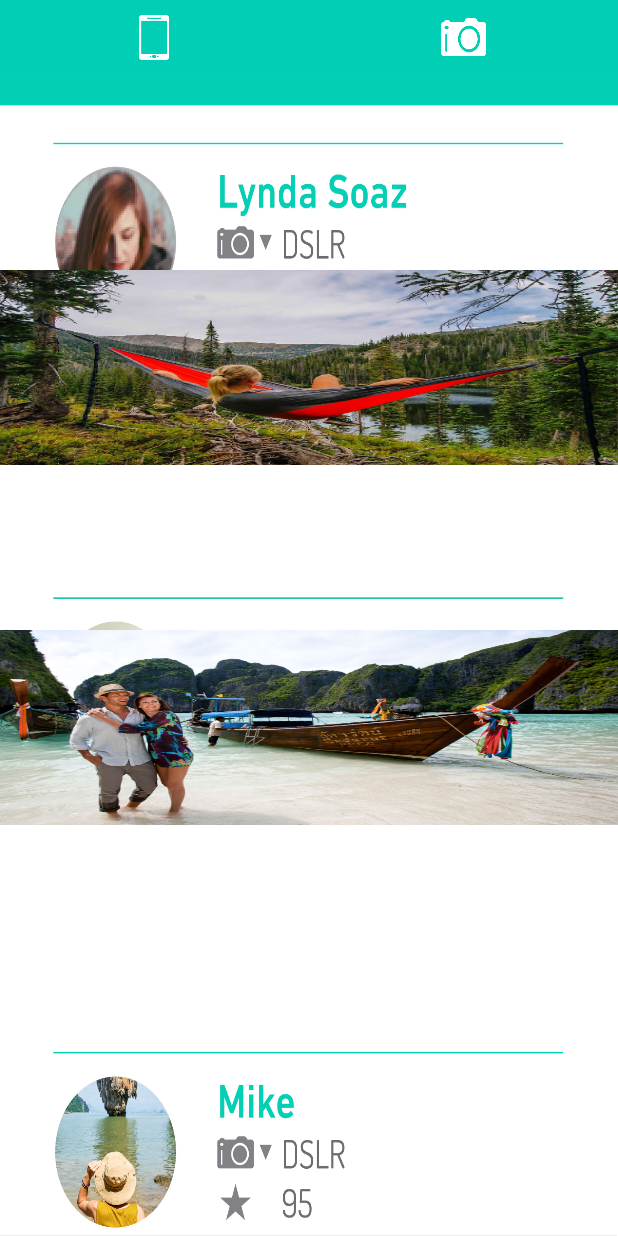
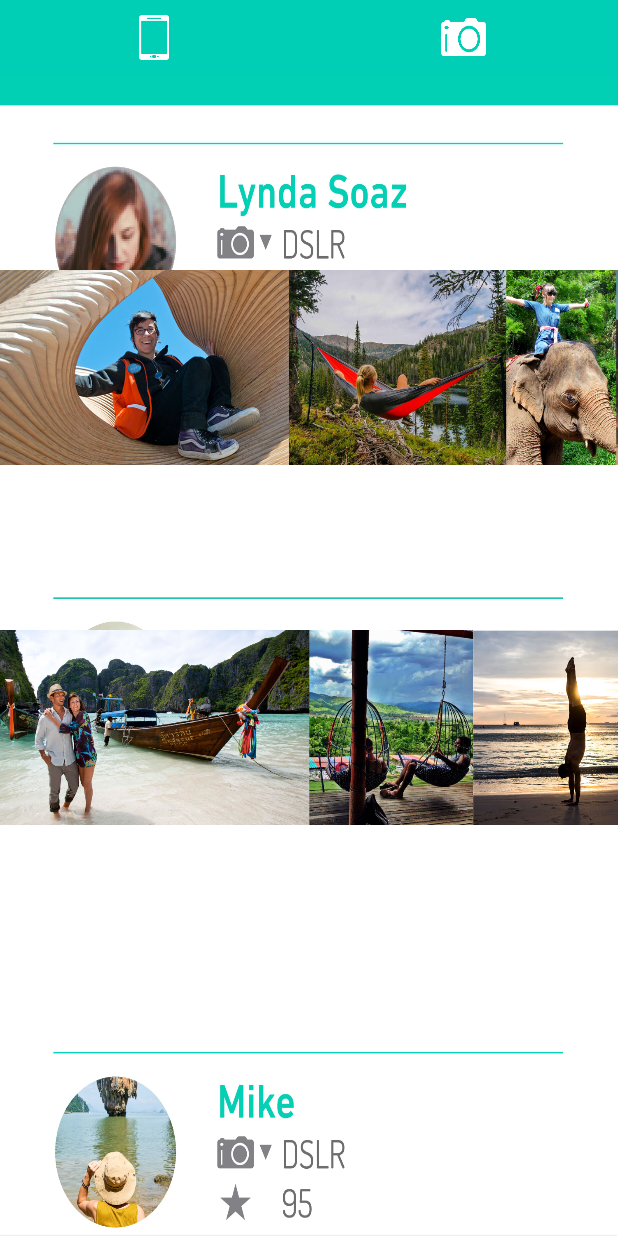
Before and after one commit to Curookie/startupwe-piccle, an Android app: the screen it shows after launch (ShowGiverListActivity), on a phone screen of 412 x 824 dp. Run offline under Robolectric (Android 15) with nearby library versions, the phone set to English and light mode, and no system bars.

Commit message:
Take Giver 선택 액티비티 수정

```diff
--- a/app/src/main/res/layout/activity_show_giver_list.xml
+++ b/app/src/main/res/layout/activity_show_giver_list.xml
@@ -46,14 +46,14 @@
     </LinearLayout>
 
     <ImageView
-        android:background="@mipmap/img_frag1"
+        android:background="@mipmap/firstimg1"
         android:layout_width="match_parent"
         android:layout_marginBottom="110dp"
         android:layout_marginTop="110dp"
         android:layout_height="130dp" />
 
     <ImageView
-        android:background="@mipmap/img_frag2"
+        android:background="@mipmap/secondimgs"
         android:layout_width="wrap_content"
         android:layout_height="130dp" />
 
```
Also changed, not shown: app/src/main/res/drawable/img_main01.png (deleted), app/src/main/res/drawable/img_main02.jpg (deleted), app/src/main/res/drawable/img_main04.jpg (deleted), app/src/main/res/drawable/img_main06.jpg (deleted), app/src/main/res/mipmap-xxhdpi/firstimg1.jpg (added), app/src/main/res/mipmap-xxhdpi/secondimgs.jpg (added), 2 other files.
